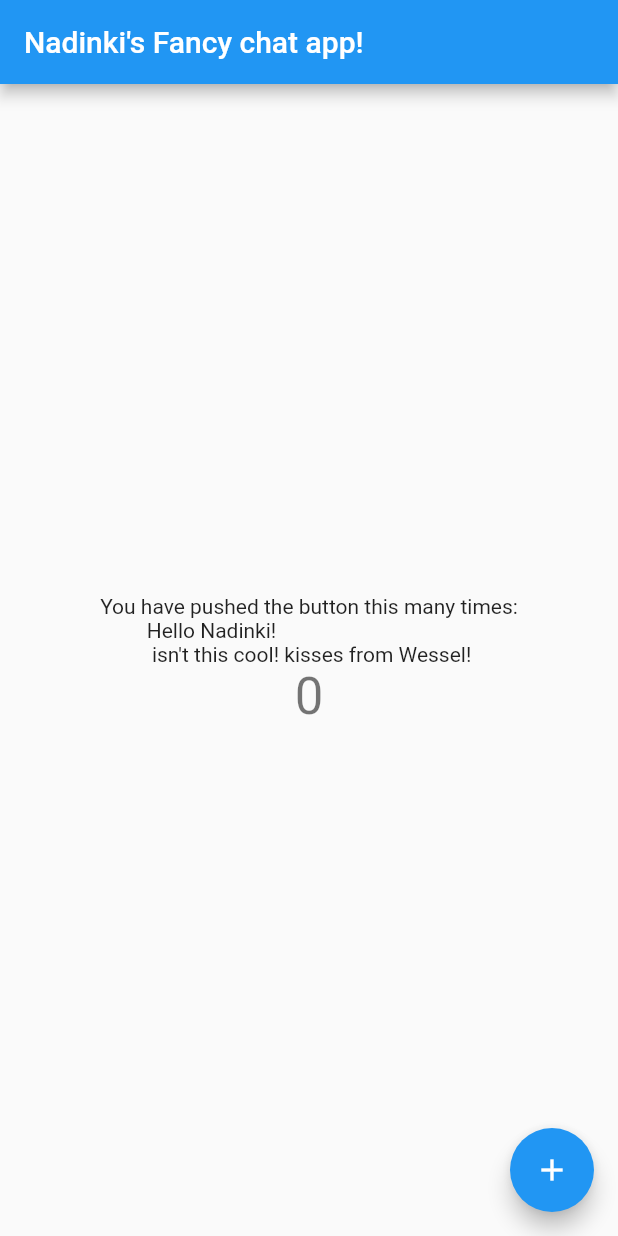
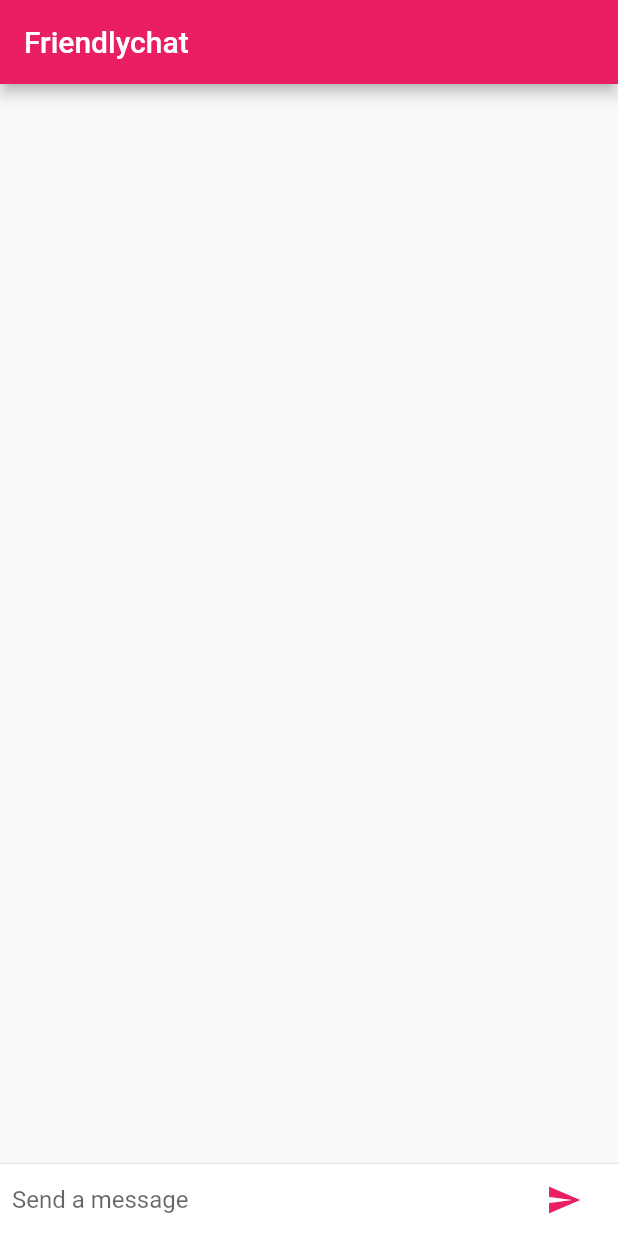
Before and after one commit to WPrins/flutterChat, a Flutter app: the screen it shows after launch, on a phone screen of 412 x 824 dp. Run offline on Flutter 3.47's test engine with Material 2 defaults, Android fonts, the phone set to English and light mode, and no system bars.

Commit message:
Created message layout

```diff
--- a/lib/main.dart
+++ b/lib/main.dart
@@ -1,4 +1,6 @@
 import 'package:flutter/material.dart';
+
+const String _name = "Wessel";
 
 void main() => runApp(new MyApp());
 
@@ -7,7 +9,7 @@ class MyApp extends StatelessWidget {
   @override
   Widget build(BuildContext context) {
     return new MaterialApp(
-      title: 'Flutter Demo',
+      home: new MaterialApp(
         theme: new ThemeData(
           // This is the theme of your application.
           //
@@ -17,9 +19,108 @@ class MyApp extends StatelessWidget {
           // "hot reload" (press "r" in the console where you ran "flutter run",
           // or press Run > Flutter Hot Reload in IntelliJ). Notice that the
           // counter didn't reset back to zero; the application is not restarted.
-        primarySwatch: Colors.blue,
+          primarySwatch: Colors.pink,
         ),
-      home: new MyHomePage(title: 'Nadinki\'s Fancy chat app!'),
+        title: "Friendlychat",
+        home: new ChatScreen(),
+      ),
+    );
+  }
+}
+
+class ChatScreen extends StatefulWidget {
+  @override
+  State createState() => new ChatScreenState();
+}
+
+class ChatScreenState extends State<ChatScreen> {
+  final List<ChatMessage> _messages = <ChatMessage>[];
+  final TextEditingController _textController = new TextEditingController();
+
+  @override
+  Widget build(BuildContext context) {
+    return new Scaffold(
+      appBar: new AppBar(title: new Text("Friendlychat")),
+      body: new Column(
+        children: <Widget>[
+          new Flexible(
+            child: new ListView.builder(
+              padding: new EdgeInsets.all(8.0),
+              reverse: true,
+              itemBuilder: (_, int index) => _messages[index],
+              itemCount: _messages.length,
+            ),
+          ),
+          new Divider(height: 1.0),
+          new Container(
+            decoration: new BoxDecoration(color: Theme.of(context).cardColor),
+            child: _buildTextComposer(),
+          ),
+        ],
+      ),
+    );
+  }
+
+  Widget _buildTextComposer() {
+    return new IconTheme(
+        data: new IconThemeData(color: Theme.of(context).accentColor),
+        child: new Container(
+            margin: const EdgeInsets.symmetric(horizontal: 8.0),
+            child: new Row(children: <Widget>[
+              new Flexible(
+                child: new TextField(
+                  controller: _textController,
+                  onSubmitted: _handleSubmitted,
+                  decoration:
+                      new InputDecoration.collapsed(hintText: "Send a message"),
+                ),
+              ),
+              new Container(
+                margin: new EdgeInsets.symmetric(horizontal: 4.0),
+                child: new IconButton(
+                    icon: new Icon(Icons.send),
+                    onPressed: () => _handleSubmitted(_textController.text)),
+              ),
+            ])));
+  }
+
+  void _handleSubmitted(String text) {
+    _textController.clear();
+    ChatMessage message = new ChatMessage(
+      text: text,
+    );
+    setState(() {
+      _messages.insert(0, message);
+    });
+  }
+}
+
+class ChatMessage extends StatelessWidget {
+  ChatMessage({this.text});
+  final String text;
+  @override
+  Widget build(BuildContext context) {
+    return new Container(
+      margin: const EdgeInsets.symmetric(vertical: 10.0),
+      child: new Row(
+        crossAxisAlignment: CrossAxisAlignment.start,
+        children: <Widget>[
+          new Container(
+            margin: const EdgeInsets.only(right: 16.0),
+            child: new CircleAvatar(child: new Text(_name[0])),
+          ),
+          new Column(
+            crossAxisAlignment: CrossAxisAlignment.start,
+            children: <Widget>[
+              new Text(_name, style: Theme.of(context).textTheme.subhead),
+              new Container(
+                margin: const EdgeInsets.only(top: 5.0),
+                child: new Text(text),
+              ),
+            ],
+          ),
+        ],
+      ),
     );
   }
 }
@@ -92,7 +193,8 @@ class _MyHomePageState extends State<MyHomePage> {
             new Text(
               'You have pushed the button this many times:',
             ),
-            new Text('Hello Nadinki!\r\n isn\'t this cool! kisses from Wessel!'),
+            new Text(
+                'Hello Nadinki!\r\n isn\'t this cool! kisses from Wessel!'),
             new Text(
               '$_counter',
               style: Theme.of(context).textTheme.display1,
```
Lines whose indentation alone changed are shown as unchanged.
